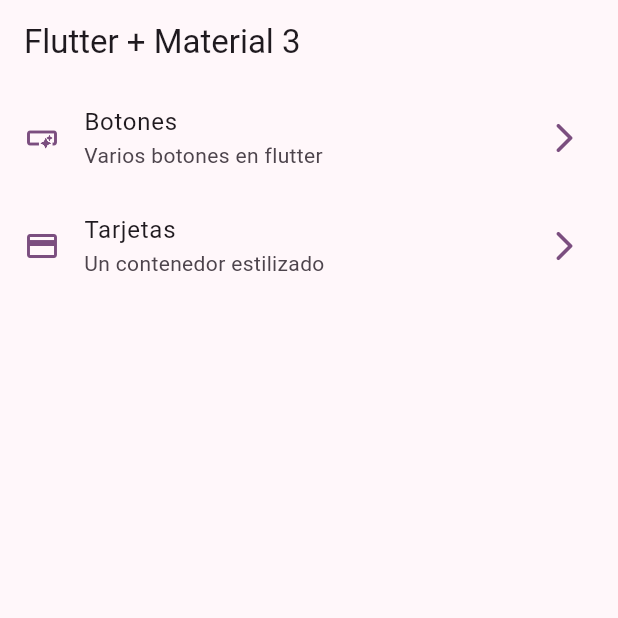
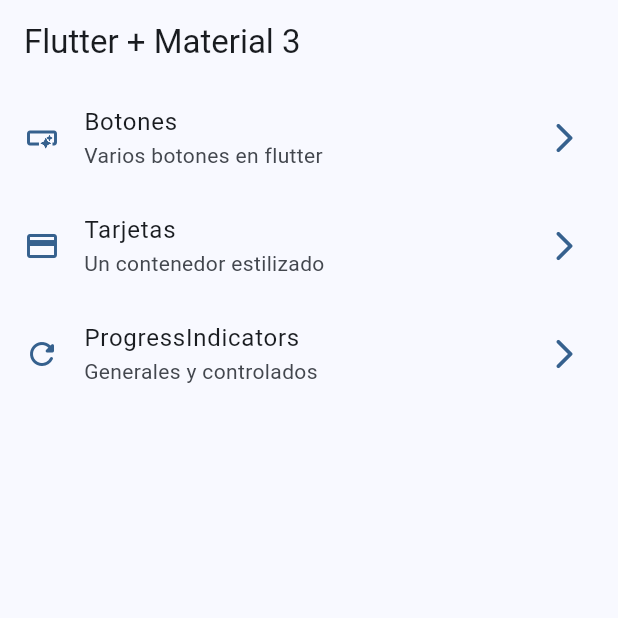
Before and after one commit to vhalvarez/widgets_app_flutter, a Flutter app: the screen it shows after launch, on a phone screen of 412 x 824 dp, the top half of it. Run offline on Flutter 3.47's test engine with Material 3 defaults, Android fonts, the phone set to English and light mode, and no system bars; our stand-ins replace go_router.

Commit message:
progress indicatos finished

```diff
--- a/lib/config/menu/menu_items.dart
+++ b/lib/config/menu/menu_items.dart
@@ -24,4 +24,9 @@ const appMenuItems = <MenuItem>[
       subTitled: 'Un contenedor estilizado',
       link: '/cards',
       icon: Icons.credit_card),
+  MenuItem(
+      title: 'ProgressIndicators',
+      subTitled: 'Generales y controlados',
+      link: '/progress',
+      icon: Icons.refresh_rounded),
 ];
--- a/lib/config/router/app_router.dart
+++ b/lib/config/router/app_router.dart
@@ -19,5 +19,10 @@ final appRouter = GoRouter(
       name: CardsScreen.name,
       builder: (context, state) => const CardsScreen(),
     ),
+    GoRoute(
+      path: '/progress',
+      name: ProgressScreen.name,
+      builder: (context, state) => const ProgressScreen(),
+    ),
   ],
 );
--- a/lib/main.dart
+++ b/lib/main.dart
@@ -14,7 +14,7 @@ class MainApp extends StatelessWidget {
     return MaterialApp.router(
       routerConfig: appRouter,
       debugShowCheckedModeBanner: false,
-      theme: AppTheme(selectedColor: 4).getTheme(),
+      theme: AppTheme(selectedColor: 0).getTheme(),
     );
   }
 }
```
Also changed, not shown: lib/presentation/screens/progress/progress_screen.dart (+72 -1 lines).
